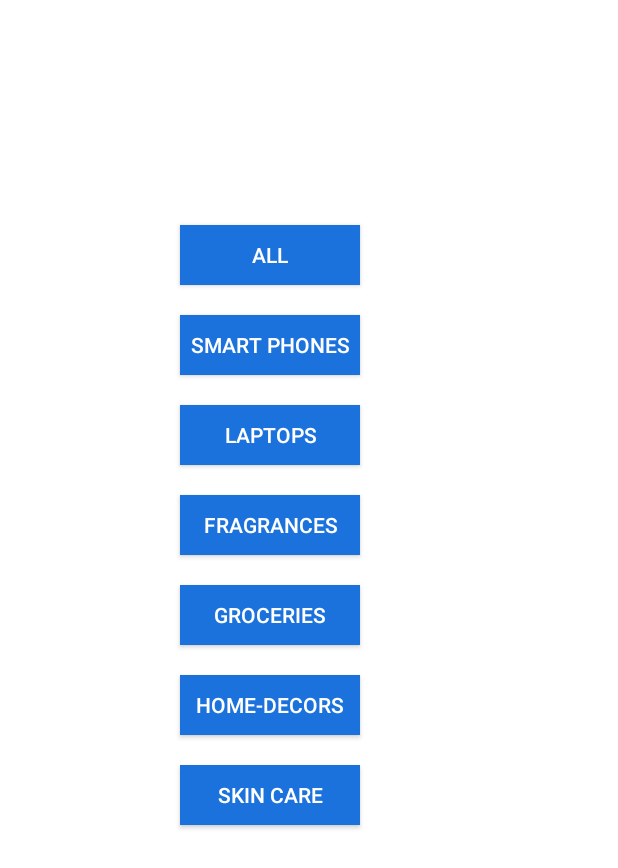
After one commit to rajasekarM20jan/MyKart, an Android app: the filters screen opened directly, with no data from a screen before it, on a phone screen of 412 x 824 dp. The commit adds this screen. Shown: the top 868 px of the screen. Run offline under Robolectric (Android 15) with nearby library versions, the phone set to English and light mode, and no system bars; network calls fail; Roboto replaces fonts that are not available here.

Commit message:
issue @ filters commit on 20/10-3.22

```diff
--- a/app/src/main/java/com/example/mykart/MainActivity.java
+++ b/app/src/main/java/com/example/mykart/MainActivity.java
@@ -62,7 +62,7 @@ public class MainActivity extends AppCompatActivity {
         etForPassword.setError("Invalid Credentials");
     }
     public void dashboard(){
-        Intent i=new Intent(this,Dashboard.class);
+        Intent i=new Intent(this,filters.class);
         startActivity(i);
     }
     public void gettoDb(){
--- /dev/null
+++ b/app/src/main/java/com/example/mykart/filters.java
@@ -0,0 +1,82 @@
+package com.example.mykart;
+
+import androidx.appcompat.app.AppCompatActivity;
+
+import android.content.Intent;
+import android.os.Bundle;
+import android.view.View;
+import android.widget.Button;
+
+public class filters extends AppCompatActivity {
+    Button filter,all,smartPhones,laptops,fragrances,skincare,groceries,homeDecor;
+
+
+    @Override
+    protected void onCreate(Bundle savedInstanceState) {
+        super.onCreate(savedInstanceState);
+        setContentView(R.layout.activity_filters);
+        all=findViewById(R.id.all);
+        smartPhones=findViewById(R.id.smartPhones);
+        laptops=findViewById(R.id.laptops);
+        fragrances=findViewById(R.id.fragrances);
+        skincare=findViewById(R.id.skinCare);
+        groceries=findViewById(R.id.groceries);
+        homeDecor=findViewById(R.id.homeDecor);
+        all.setOnClickListener(new View.OnClickListener() {
+            @Override
+            public void onClick(View view) {
+                Intent i=new Intent(filters.this,Dashboard.class);
+                i.putExtra("values","all");
+                startActivity(i);
+            }
+        });
+        smartPhones.setOnClickListener(new View.OnClickListener() {
+            @Override
+            public void onClick(View view) {
+                Intent i=new Intent(filters.this,Dashboard.class);
+                i.putExtra("values","smartphones");
+                startActivity(i);
+            }
+        });
+        laptops.setOnClickListener(new View.OnClickListener() {
+            @Override
+            public void onClick(View view) {
+                Intent i=new Intent(filters.this,Dashboard.class);
+                i.putExtra("values","laptops");
+                startActivity(i);
+            }
+        });
+        fragrances.setOnClickListener(new View.OnClickListener() {
+            @Override
+            public void onClick(View view) {
+                Intent i=new Intent(filters.this,Dashboard.class);
+                i.putExtra("values","fragrances");
+                startActivity(i);
+            }
+        });
+        skincare.setOnClickListener(new View.OnClickListener() {
+            @Override
+            public void onClick(View view) {
+                Intent i=new Intent(filters.this,Dashboard.class);
+                i.putExtra("values","skincare");
+                startActivity(i);
+            }
+        });
+        groceries.setOnClickListener(new View.OnClickListener() {
+            @Override
+            public void onClick(View view) {
+                Intent i=new Intent(filters.this,Dashboard.class);
+                i.putExtra("values","groceries");
+                startActivity(i);
+            }
+        });
+        homeDecor.setOnClickListener(new View.OnClickListener() {
+            @Override
+            public void onClick(View view) {
+                Intent i=new Intent(filters.this,Dashboard.class);
+                i.putExtra("values","home-decoration");
+                startActivity(i);
+            }
+        });
+    }
+}
--- /dev/null
+++ b/app/src/main/res/layout/activity_filters.xml
@@ -0,0 +1,86 @@
+<?xml version="1.0" encoding="utf-8"?>
+<androidx.constraintlayout.widget.ConstraintLayout xmlns:android="http://schemas.android.com/apk/res/android"
+    xmlns:app="http://schemas.android.com/apk/res-auto"
+    xmlns:tools="http://schemas.android.com/tools"
+    android:layout_width="match_parent"
+    android:layout_height="match_parent"
+    tools:context=".filters">
+    <LinearLayout
+        android:layout_width="match_parent"
+        android:layout_height="match_parent"
+        android:orientation="vertical">
+
+        <android.widget.Button
+            android:id="@+id/all"
+            android:layout_width="120dp"
+            android:layout_height="40dp"
+            android:layout_marginStart="120dp"
+            android:layout_marginTop="150dp"
+            android:background="#1C72DC"
+            android:text="ALL"
+            android:textColor="@color/white" />
+
+        <android.widget.Button
+            android:id="@+id/smartPhones"
+            android:layout_width="120dp"
+            android:layout_height="40dp"
+            android:layout_marginStart="120dp"
+            android:layout_marginTop="20dp"
+            android:background="#1C72DC"
+            android:text="Smart Phones"
+            android:textColor="@color/white" />
+
+        <android.widget.Button
+            android:id="@+id/laptops"
+            android:layout_width="120dp"
+            android:layout_height="40dp"
+            android:layout_marginStart="120dp"
+            android:layout_marginTop="20dp"
+            android:background="#1C72DC"
+            android:text="Laptops"
+            android:textColor="@color/white" />
+
+        <android.widget.Button
+            android:id="@+id/fragrances"
+            android:layout_width="120dp"
+            android:layout_height="40dp"
+            android:layout_marginStart="120dp"
+            android:layout_marginTop="20dp"
+            android:background="#1C72DC"
+            android:text="fragrances"
+            android:textColor="@color/white" />
+
+        <android.widget.Button
+            android:id="@+id/groceries"
+            android:layout_width="120dp"
+            android:layout_height="40dp"
+            android:layout_marginStart="120dp"
+            android:layout_marginTop="20dp"
+            android:background="#1C72DC"
+            android:text="groceries"
+            android:textColor="@color/white" />
+
+        <android.widget.Button
+            android:id="@+id/homeDecor"
+            android:layout_width="120dp"
+            android:layout_height="40dp"
+            android:layout_marginStart="120dp"
+            android:layout_marginTop="20dp"
+            android:background="#1C72DC"
+            android:text="Home-Decors"
+            android:textColor="@color/white" />
+
+        <android.widget.Button
+            android:id="@+id/skinCare"
+            android:layout_width="120dp"
+            android:layout_height="40dp"
+            android:layout_marginStart="120dp"
+            android:layout_marginTop="20dp"
+            android:background="#1C72DC"
+            android:text="Skin Care"
+            android:textColor="@color/white" />
+
+
+    </LinearLayout>
+
+</androidx.constraintlayout.widget.ConstraintLayout>
--- a/app/src/main/res/values/strings.xml
+++ b/app/src/main/res/values/strings.xml
@@ -1,3 +1,5 @@
 <resources>
     <string name="app_name">MyKart</string>
+    <!-- TODO: Remove or change this placeholder text -->
+    <string name="hello_blank_fragment">Hello blank fragment</string>
 </resources>
```
Also changed, not shown: app/src/main/AndroidManifest.xml (+8 -2 lines), app/src/main/java/com/example/mykart/Dashboard.java (+96 -0 lines), app/src/main/res/layout/activity_dashboard.xml (+9 -5 lines).
